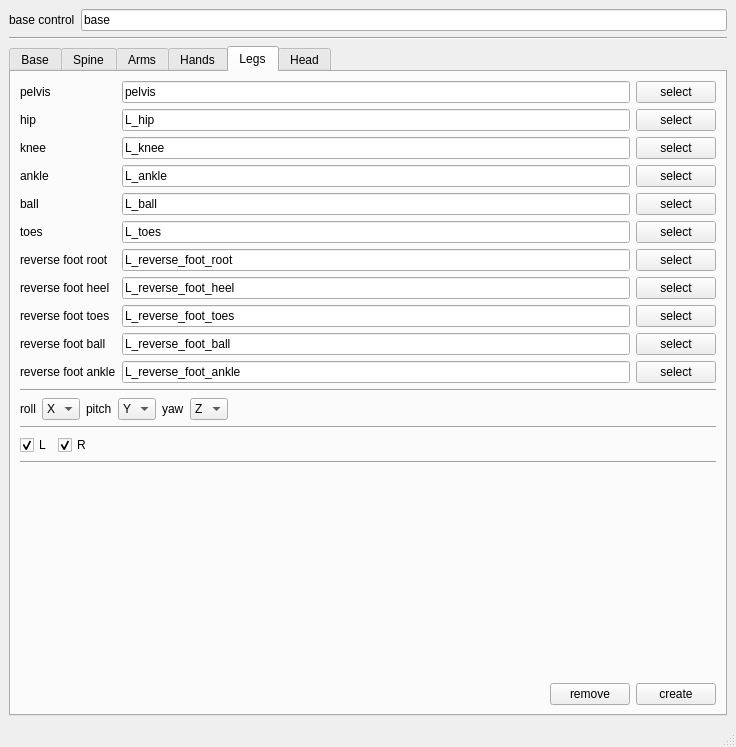
Above: scripts/jt_autorig.ui from jonathantopf/jt_tools before the change. Below: the same form after it.
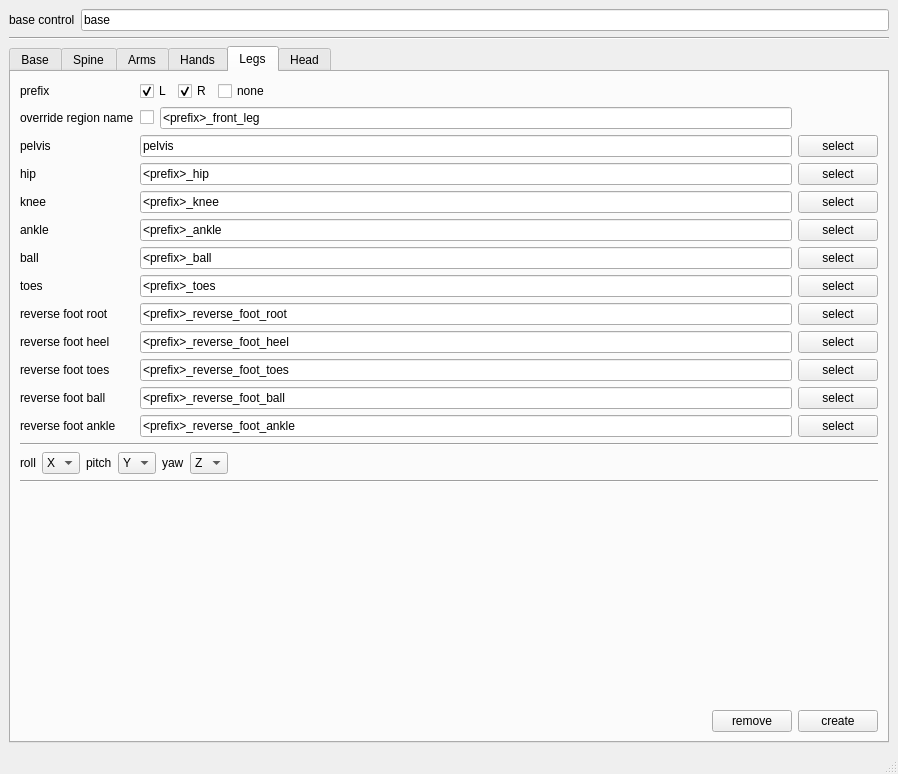
That is the form after the change. The open tabs and pages were chosen to show the change.

Commit message: jt_autorig: many improvements, derigging legs no longer leaves reverse foot bones hidden and it is now possible to rig arbitrarily named legs

Diff of the .ui file:
```diff
--- a/scripts/jt_autorig.ui
+++ b/scripts/jt_autorig.ui
@@ -6,8 +6,8 @@
    <rect>
     <x>0</x>
     <y>0</y>
-    <width>736</width>
-    <height>747</height>
+    <width>898</width>
+    <height>774</height>
    </rect>
   </property>
   <property name="windowTitle">
@@ -741,147 +741,147 @@
        <layout class="QVBoxLayout" name="verticalLayout">
         <item>
          <layout class="QGridLayout" name="gridLayout_9">
-          <item row="1" column="2">
+          <item row="4" column="2">
            <widget class="QLineEdit" name="jt_autorig_legs_hip_select_text">
             <property name="text">
-             <string>L_hip</string>
+             <string>&lt;prefix&gt;_hip</string>
             </property>
            </widget>
           </item>
-          <item row="7" column="2">
+          <item row="10" column="2">
            <widget class="QLineEdit" name="jt_autorig_legs_reverse_foot_heel_select_text">
             <property name="text">
-             <string>L_reverse_foot_heel</string>
+             <string>&lt;prefix&gt;_reverse_foot_heel</string>
             </property>
            </widget>
           </item>
-          <item row="2" column="0">
+          <item row="5" column="0">
            <widget class="QLabel" name="label_12">
             <property name="text">
              <string>knee</string>
             </property>
            </widget>
           </item>
-          <item row="0" column="2">
+          <item row="3" column="2">
            <widget class="QLineEdit" name="jt_autorig_legs_pelvis_select_text">
             <property name="text">
              <string>pelvis</string>
             </property>
            </widget>
           </item>
-          <item row="0" column="0">
+          <item row="3" column="0">
            <widget class="QLabel" name="label_10">
             <property name="text">
              <string>pelvis</string>
             </property>
            </widget>
           </item>
-          <item row="2" column="2">
+          <item row="5" column="2">
            <widget class="QLineEdit" name="jt_autorig_legs_knee_select_text">
             <property name="text">
-             <string>L_knee</string>
+             <string>&lt;prefix&gt;_knee</string>
             </property>
            </widget>
           </item>
-          <item row="3" column="2">
+          <item row="6" column="2">
            <widget class="QLineEdit" name="jt_autorig_legs_ankle_select_text">
             <property name="text">
-             <string>L_ankle</string>
+             <string>&lt;prefix&gt;_ankle</string>
             </property>
            </widget>
           </item>
-          <item row="4" column="2">
+          <item row="7" column="2">
            <widget class="QLineEdit" name="jt_autorig_legs_ball_select_text">
             <property name="text">
-             <string>L_ball</string>
+             <string>&lt;prefix&gt;_ball</string>
             </property>
            </widget>
           </item>
-          <item row="5" column="2">
+          <item row="8" column="2">
            <widget class="QLineEdit" name="jt_autorig_legs_toes_select_text">
             <property name="text">
-             <string>L_toes</string>
+             <string>&lt;prefix&gt;_toes</string>
             </property>
            </widget>
           </item>
-          <item row="6" column="2">
+          <item row="9" column="2">
            <widget class="QLineEdit" name="jt_autorig_legs_reverse_foot_root_select_text">
             <property name="text">
-             <string>L_reverse_foot_root</string>
+             <string>&lt;prefix&gt;_reverse_foot_root</string>
             </property>
            </widget>
           </item>
-          <item row="9" column="2">
+          <item row="12" column="2">
            <widget class="QLineEdit" name="jt_autorig_legs_reverse_foot_ball_select_text">
             <property name="text">
-             <string>L_reverse_foot_ball</string>
+             <string>&lt;prefix&gt;_reverse_foot_ball</string>
             </property>
            </widget>
           </item>
-          <item row="11" column="2">
+          <item row="14" column="2">
            <widget class="QLineEdit" name="jt_autorig_legs_reverse_foot_ankle_select_text">
             <property name="text">
-             <string>L_reverse_foot_ankle</string>
+             <string>&lt;prefix&gt;_reverse_foot_ankle</string>
             </property>
            </widget>
           </item>
-          <item row="3" column="0">
+          <item row="6" column="0">
            <widget class="QLabel" name="label_13">
             <property name="text">
              <string>ankle</string>
             </property>
            </widget>
           </item>
-          <item row="6" column="0">
+          <item row="9" column="0">
            <widget class="QLabel" name="label_20">
             <property name="text">
              <string>reverse foot root</string>
             </property>
            </widget>
           </item>
-          <item row="1" column="0">
+          <item row="4" column="0">
            <widget class="QLabel" name="label_11">
             <property name="text">
              <string>hip</string>
             </property>
            </widget>
           </item>
-          <item row="4" column="0">
+          <item row="7" column="0">
            <widget class="QLabel" name="label_14">
             <property name="text">
              <string>ball</string>
             </property>
            </widget>
           </item>
-          <item row="9" column="0">
+          <item row="12" column="0">
            <widget class="QLabel" name="label_18">
             <property name="text">
              <string>reverse foot ball</string>
             </property>
            </widget>
           </item>
-          <item row="5" column="0">
+          <item row="8" column="0">
            <widget class="QLabel" name="label_15">
             <property name="text">
              <string>toes</string>
             </property>
            </widget>
           </item>
-          <item row="7" column="0">
+          <item row="10" column="0">
            <widget class="QLabel" name="label_16">
             <property name="text">
              <string>reverse foot heel</string>
             </property>
            </widget>
           </item>
-          <item row="11" column="0">
+          <item row="14" column="0">
            <widget class="QLabel" name="label_19">
             <property name="text">
              <string>reverse foot ankle</string>
             </property>
            </widget>
           </item>
-          <item row="0" column="3">
+          <item row="3" column="3">
            <widget class="QPushButton" name="pushButton_11">
             <property name="text">
              <string>select</string>
@@ -891,7 +891,7 @@
             </property>
            </widget>
           </item>
-          <item row="1" column="3">
+          <item row="4" column="3">
            <widget class="QPushButton" name="pushButton_12">
             <property name="text">
              <string>select</string>
@@ -901,7 +901,7 @@
             </property>
            </widget>
           </item>
-          <item row="2" column="3">
+          <item row="5" column="3">
            <widget class="QPushButton" name="pushButton_13">
             <property name="text">
              <string>select</string>
@@ -911,7 +911,7 @@
             </property>
            </widget>
           </item>
-          <item row="3" column="3">
+          <item row="6" column="3">
            <widget class="QPushButton" name="pushButton_14">
             <property name="text">
              <string>select</string>
@@ -921,7 +921,7 @@
             </property>
            </widget>
           </item>
-          <item row="4" column="3">
+          <item row="7" column="3">
            <widget class="QPushButton" name="pushButton_15">
             <property name="text">
              <string>select</string>
@@ -931,7 +931,7 @@
             </property>
            </widget>
           </item>
-          <item row="5" column="3">
+          <item row="8" column="3">
            <widget class="QPushButton" name="pushButton_16">
             <property name="text">
              <string>select</string>
@@ -941,7 +941,7 @@
             </property>
            </widget>
           </item>
-          <item row="6" column="3">
+          <item row="9" column="3">
            <widget class="QPushButton" name="pushButton_17">
             <property name="text">
              <string>select</string>
@@ -951,7 +951,7 @@
             </property>
            </widget>
           </item>
-          <item row="7" column="3">
+          <item row="10" column="3">
            <widget class="QPushButton" name="pushButton_18">
             <property name="text">
              <string>select</string>
@@ -961,7 +961,7 @@
             </property>
            </widget>
           </item>
-          <item row="9" column="3">
+          <item row="12" column="3">
            <widget class="QPushButton" name="pushButton_19">
             <property name="text">
              <string>select</string>
@@ -971,7 +971,7 @@
             </property>
            </widget>
           </item>
-          <item row="11" column="3">
+          <item row="14" column="3">
            <widget class="QPushButton" name="pushButton_21">
             <property name="text">
              <string>select</string>
@@ -981,14 +981,14 @@
             </property>
            </widget>
           </item>
-          <item row="8" column="0">
+          <item row="11" column="0">
            <widget class="QLabel" name="label_17">
             <property name="text">
              <string>reverse foot toes</string>
             </property>
            </widget>
           </item>
-          <item row="8" column="3">
+          <item row="11" column="3">
            <widget class="QPushButton" name="pushButton_20">
             <property name="text">
              <string>select</string>
@@ -998,13 +998,95 @@
             </property>
            </widget>
           </item>
-          <item row="8" column="2">
+          <item row="11" column="2">
            <widget class="QLineEdit" name="jt_autorig_legs_reverse_foot_toes_select_text">
             <property name="text">
-             <string>L_reverse_foot_toes</string>
+             <string>&lt;prefix&gt;_reverse_foot_toes</string>
             </property>
            </widget>
           </item>
+          <item row="1" column="0">
+           <widget class="QLabel" name="label_78">
+            <property name="text">
+             <string>prefix</string>
+            </property>
+           </widget>
+          </item>
+          <item row="1" column="2">
+           <layout class="QHBoxLayout" name="horizontalLayout_7">
+            <item>
+             <widget class="QCheckBox" name="jt_autorig_leg_rig_L">
+              <property name="text">
+               <string>L</string>
+              </property>
+              <property name="checked">
+               <bool>true</bool>
+              </property>
+             </widget>
+            </item>
+            <item>
+             <widget class="QCheckBox" name="jt_autorig_leg_rig_R">
+              <property name="text">
+               <string>R</string>
+              </property>
+              <property name="checked">
+               <bool>true</bool>
+              </property>
+             </widget>
+            </item>
+            <item>
+             <widget class="QCheckBox" name="jt_autorig_leg_rig_none">
+              <property name="text">
+               <string>none</string>
+              </property>
+              <property name="checked">
+               <bool>false</bool>
+              </property>
+             </widget>
+            </item>
+            <item>
+             <spacer name="horizontalSpacer_7">
+              <property name="orientation">
+               <enum>Qt::Horizontal</enum>
+              </property>
+              <property name="sizeHint" stdset="0">
+               <size>
+                <width>40</width>
+                <height>20</height>
+               </size>
+              </property>
+             </spacer>
+            </item>
+           </layout>
+          </item>
+          <item row="2" column="0">
+           <widget class="QLabel" name="label_79">
+            <property name="text">
+             <string>override region name</string>
+            </property>
+           </widget>
+          </item>
+          <item row="2" column="2">
+           <layout class="QHBoxLayout" name="horizontalLayout_22">
+            <item>
+             <widget class="QCheckBox" name="jt_autorig_leg_rig_override_region_check">
+              <property name="text">
+               <string/>
+              </property>
+              <property name="checked">
+               <bool>false</bool>
+              </property>
+             </widget>
+            </item>
+            <item>
+             <widget class="QLineEdit" name="jt_autorig_leg_rig_override_region_text">
+              <property name="text">
+               <string>&lt;prefix&gt;_front_leg</string>
+              </property>
+             </widget>
+            </item>
+           </layout>
+          </item>
          </layout>
         </item>
         <item>
@@ -1109,50 +1191,6 @@
           </item>
          </layout>
         </item>
-        <item>
-         <widget class="Line" name="line_3">
-          <property name="orientation">
-           <enum>Qt::Horizontal</enum>
-          </property>
-         </widget>
-        </item>
-        <item>
-         <layout class="QHBoxLayout" name="horizontalLayout_7">
-          <item>
-           <widget class="QCheckBox" name="jt_autorig_leg_rig_L">
-            <property name="text">
-             <string>L</string>
-            </property>
-            <property name="checked">
-             <bool>true</bool>
-            </property>
-           </widget>
-          </item>
-          <item>
-           <widget class="QCheckBox" name="jt_autorig_leg_rig_R">
-            <property name="text">
-             <string>R</string>
-            </property>
-            <property name="checked">
-             <bool>true</bool>
-            </property>
-           </widget>
-          </item>
-          <item>
-           <spacer name="horizontalSpacer_7">
-            <property name="orientation">
-             <enum>Qt::Horizontal</enum>
-            </property>
-            <property name="sizeHint" stdset="0">
-             <size>
-              <width>40</width>
-              <height>20</height>
-             </size>
-            </property>
-           </spacer>
-          </item>
-         </layout>
-        </item>
         <item>
          <widget class="Line" name="line_4">
           <property name="orientation">
```
Left out of the diff: 4 changed lines with no effect on the pictures. The commit also changes 1 other file.
